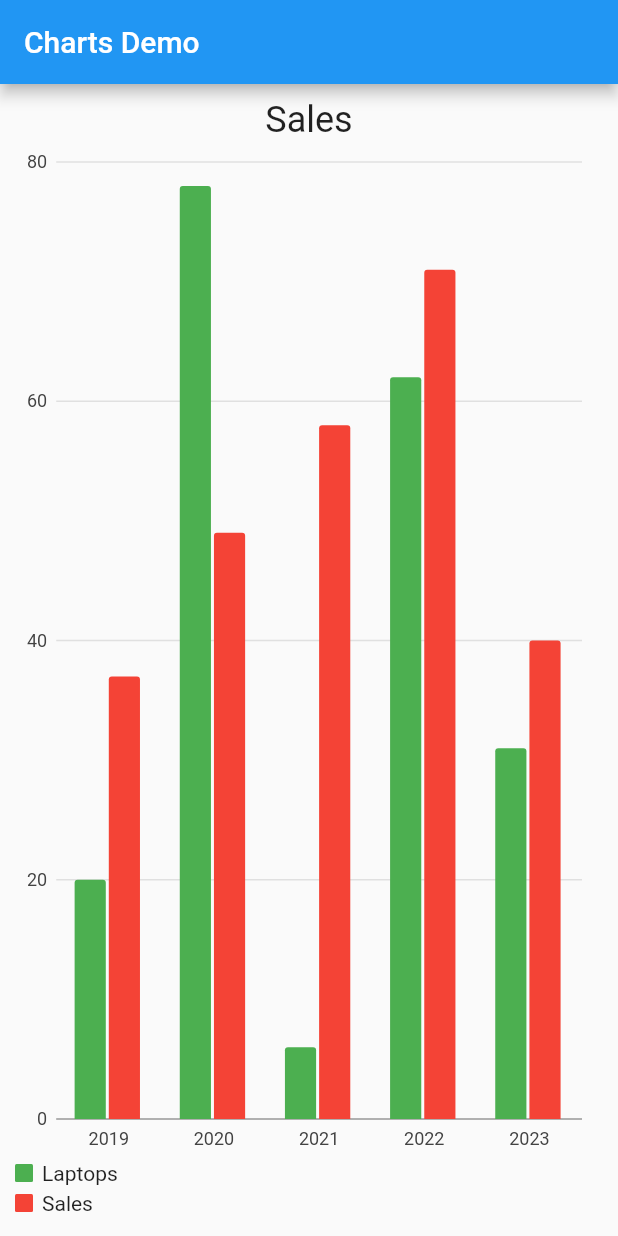
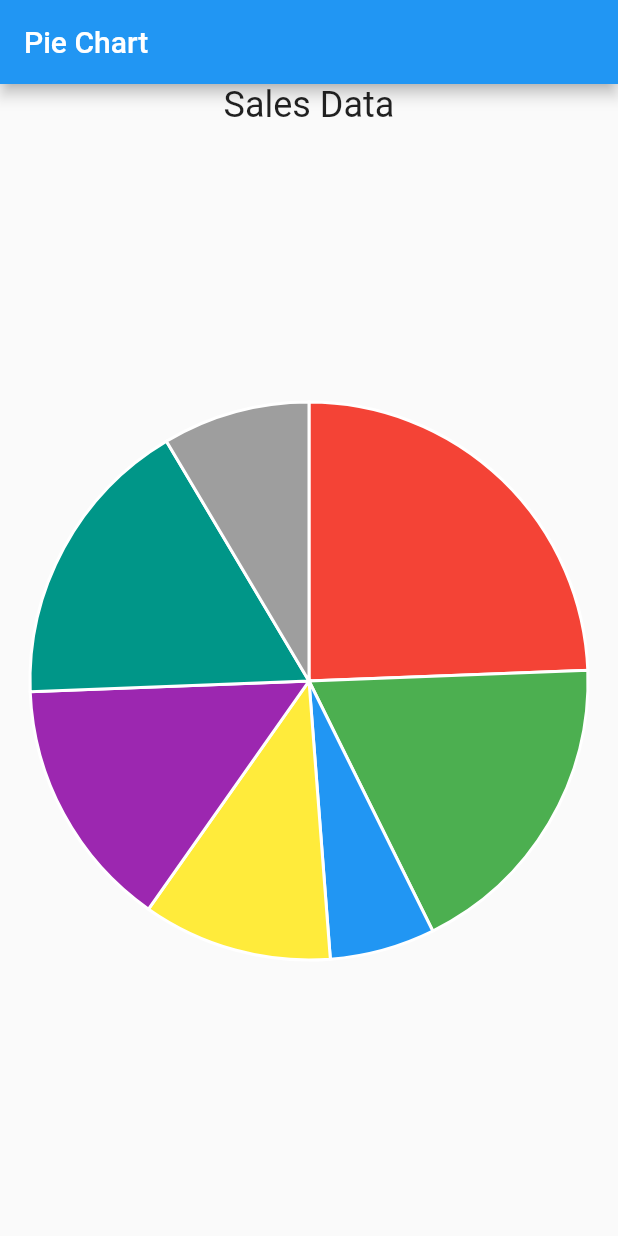
Before and after one commit to SajjadAli54/flutter-with-michal-bryan, a Flutter app: the screen it shows after launch, on a phone screen of 412 x 824 dp. Run offline on Flutter 3.47's test engine with Material 2 defaults, Android fonts, the phone set to English and light mode, and no system bars; our stand-ins replace charts_flutter.

Commit message:
Worked on animated pie charts in python

```diff
--- a/lib/main.dart
+++ b/lib/main.dart
@@ -1,6 +1,7 @@
 import 'package:flutter/material.dart';
 import 'package:flutter_bryan/charts/charts_demo.dart';
 import 'package:flutter_bryan/groupdata/group_data.dart';
+import 'package:flutter_bryan/pie/pie_chart.dart';
 import 'package:flutter_bryan/steppar/my_stepper.dart';
 
 import 'gridview/mygridview.dart';
@@ -19,7 +20,7 @@ class MyApp extends StatelessWidget {
       theme: ThemeData(
         primarySwatch: Colors.blue,
       ),
-      home: const MyChartsGroupDemo(),
+      home: const PieChart(),
     );
   }
 }
--- /dev/null
+++ b/lib/pie/pie_chart.dart
@@ -0,0 +1,74 @@
+import 'package:flutter/material.dart';
+import 'dart:math';
+import 'package:charts_flutter/flutter.dart' as charts;
+
+class Sales {
+  late String year;
+  late int sales;
+  charts.Color color;
+
+  Sales(this.year, this.sales, this.color);
+}
+
+class PieChart extends StatefulWidget {
+  const PieChart({super.key});
+
+  @override
+  State<PieChart> createState() => _PieChartState();
+}
+
+class _PieChartState extends State<PieChart> {
+  late List<Sales> _data;
+  late List<charts.Series<Sales, String>> _chartsData;
+
+  void _makeData() {
+    _data = [
+      Sales('0', 100, charts.MaterialPalette.red.shadeDefault),
+      Sales('1', 75, charts.MaterialPalette.green.shadeDefault),
+      Sales('2', 25, charts.MaterialPalette.blue.shadeDefault),
+      Sales('3', 45, charts.MaterialPalette.yellow.shadeDefault),
+      Sales('4', 60, charts.MaterialPalette.purple.shadeDefault),
+      Sales('5', 70, charts.MaterialPalette.teal.shadeDefault),
+      Sales('6', 35, charts.MaterialPalette.gray.shadeDefault),
+    ];
+    _chartsData = <charts.Series<Sales, String>>[];
+    final chartSeries = charts.Series<Sales, String>(
+      id: 'Sales',
+      domainFn: (Sales sales, _) => sales.year,
+      measureFn: (Sales sales, _) => sales.sales,
+      colorFn: (Sales sales, _) => sales.color,
+      data: _data,
+    );
+    _chartsData.add(chartSeries);
+  }
+
+  @override
+  void initState() {
+    super.initState();
+    _makeData();
+  }
+
+  @override
+  Widget build(BuildContext context) {
+    return Scaffold(
+      appBar: AppBar(
+        title: const Text('Pie Chart'),
+      ),
+      body: Center(
+          child: Column(
+        children: [
+          const Text(
+            'Sales Data',
+            style: TextStyle(fontSize: 24.0),
+          ),
+          Expanded(
+              child: charts.PieChart(
+            _chartsData,
+            animate: true,
+            animationDuration: const Duration(seconds: 5),
+          )),
+        ],
+      )),
+    );
+  }
+}
```
Also changed, not shown: lib/pie/image/README/1678381724574.png (added), lib/pie/image/README/1678381792419.png (added), 2 other files.
